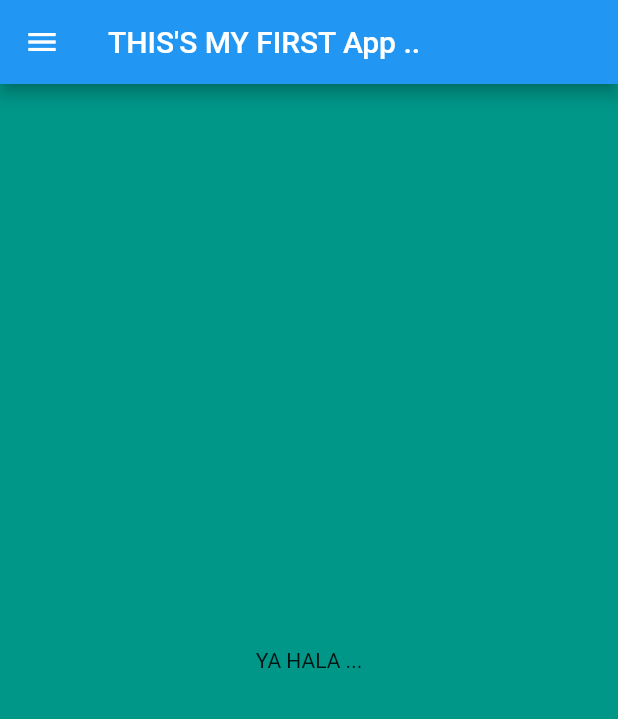
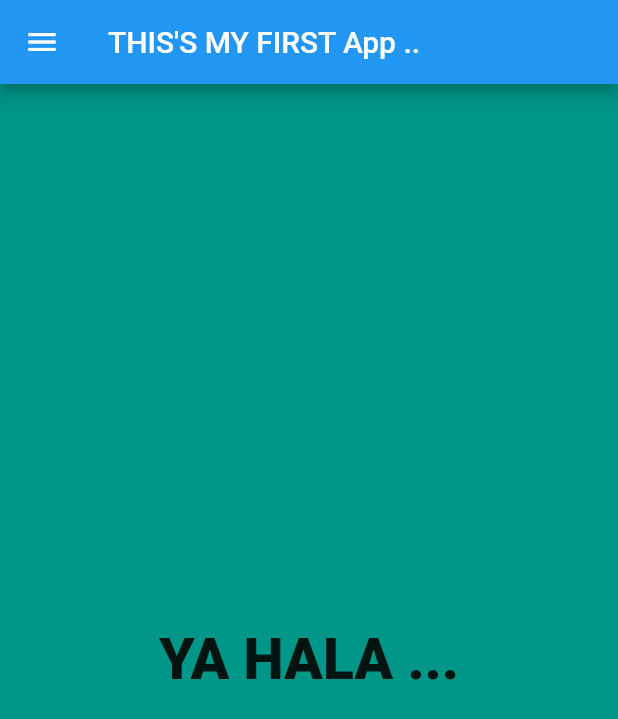
Before and after one commit to IbrahimAsire/flut1, a Flutter app: the screen it shows after launch, on a phone screen of 412 x 824 dp. Shown: the top 719 px of the screen. Run offline on Flutter 3.47's test engine with Material 2 defaults, Android fonts, the phone set to English and light mode, and no system bars.

Commit message:
feat: add and use the style widget and Text object

```diff
--- a/lib/main.dart
+++ b/lib/main.dart
@@ -21,7 +21,13 @@ class HomeScreen extends StatelessWidget {
       ),
       body: SafeArea(
         child: Center(
-          child: Text("YA HALA ..."),
+          child: Text(
+            "YA HALA ...",
+            style: TextStyle(
+              fontSize: 38,
+              fontWeight: FontWeight.w900,
+            ),
+          ),
         ),
       ),
     );
```
